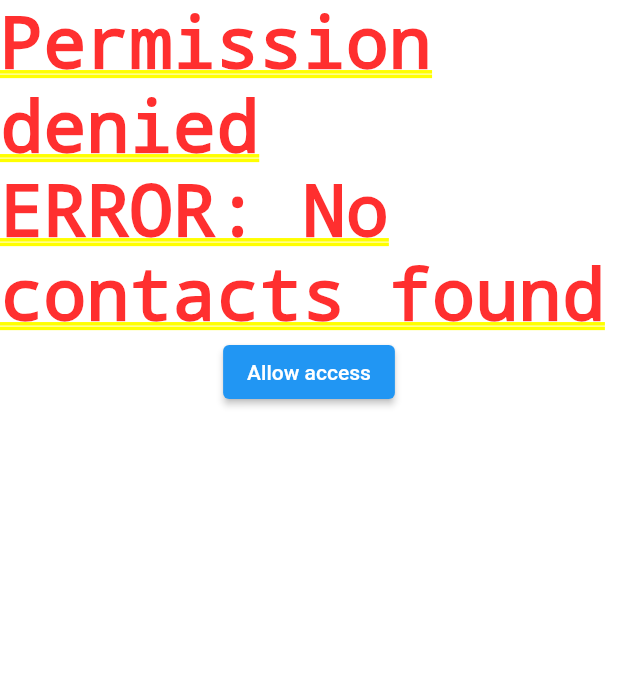
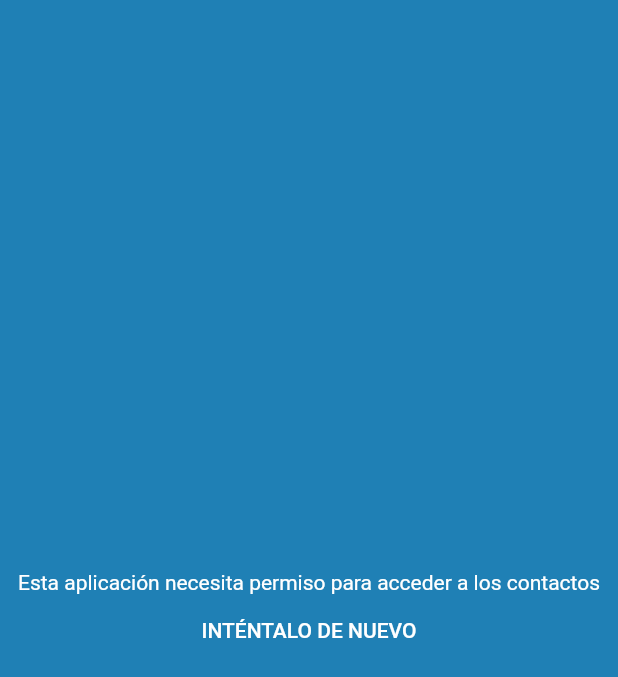
Before and after one commit to lefutray/tecpass, a Flutter app: the ContactsPage widget shown alone on an empty page, opened directly, on a phone screen of 412 x 824 dp. Shown: the top 677 px of the screen. Run offline on Flutter 3.47's test engine with Material 2 defaults, Android fonts, the light colour scheme and no system bars; our stand-ins replace animate_do, bloc, flutter_bloc, flutter_contacts, flutter_svg, fluttertoast and 3 more; missing offline and left inert: app_settings, flutter_sms; statements that could not run were skipped.

Commit message:
Permission handling for contact access & Portrait only on QR_CODE pages

```diff
--- a/lib/bloc/contacts/contacts_state.dart
+++ b/lib/bloc/contacts/contacts_state.dart
@@ -3,11 +3,6 @@
 abstract class ContactsState {}
 
 class ContactsInitial extends ContactsState {}
-
-class ContactsPermissionDenied extends ContactsState {
-  final error;
-  ContactsPermissionDenied(this.error);
-}
 
 class ContactsLoaded extends ContactsState {
   ContactsLoaded({
@@ -25,3 +20,9 @@
     );
   }
 }
+
+class ContactsPermissionDenied extends ContactsState {}
+
+class ContactsPermissionDeniedPermanently extends ContactsState {}
+
+class ContactsNotFound extends ContactsState {}
--- a/lib/views/visits/tabs/contacts.dart
+++ b/lib/views/visits/tabs/contacts.dart
@@ -1,10 +1,10 @@
+import 'package:flutter/material.dart';
+
 import 'package:animate_do/animate_do.dart';
-import 'package:flutter/material.dart';
-import 'package:flutter/services.dart';
 import 'package:flutter_bloc/flutter_bloc.dart';
-import 'package:flutter_contacts/flutter_contacts.dart';
-import 'package:flutter_sms/flutter_sms.dart';
-import 'package:fluttertoast/fluttertoast.dart';
+import 'package:app_settings/app_settings.dart';
+
+import 'package:tec_pass/helpers/sms.dart';
 import 'package:tec_pass/bloc/contacts/contacts_bloc.dart';
 import 'package:tec_pass/widgets/contact_widget.dart';
 
@@ -18,29 +18,34 @@
         switch (state.runtimeType) {
           case ContactsInitial:
             context.read<ContactsBloc>().add(ContactsLoad());
-            return Center(child: Text('Loading...'));
+            return Center(child: CircularProgressIndicator(color: Colors.white));
+          case ContactsLoaded:
+            return _LoadedContactsWidget(state as ContactsLoaded);
+          case ContactsNotFound:
+            return _NoContacts(state);
           case ContactsPermissionDenied:
-            return Column(
-              children: [
-                Center(child: Text('Permission denied\nERROR: ${(state as ContactsPermissionDenied).error}')),
-                ElevatedButton(
-                  onPressed: () async {
-                    final permitted = await FlutterContacts.requestPermission();
-                    if (permitted) {
-                      context.read<ContactsBloc>().add(ContactsLoad());
+            return _PermissionDenied(state);
+          case ContactsPermissionDeniedPermanently:
+            return _PermissionDenied(state);
+          default:
+            return Center(child: Text('The State ${state.runtimeType} was not recognized.'));
         }
       },
-                  child: Text('Allow access'),
-                ),
-              ],
     );
-          case ContactsLoaded:
-            state as ContactsLoaded; // tell flutter that this is a ContactsLoaded state
+  }
+}
+
+class _LoadedContactsWidget extends StatelessWidget {
+  const _LoadedContactsWidget(this.state, {Key? key}) : super(key: key);
+  final ContactsLoaded state;
+
+  @override
+  Widget build(BuildContext context) {
     return Scaffold(
       body: ListView.builder(
         itemCount: state.allContacts.length,
         itemBuilder: (BuildContext context, int index) {
-                  return FadeInLeft(
+          return FadeIn(
             duration: Duration(milliseconds: 300),
             child: ContactWidget(
               state.allContacts[index],
@@ -51,36 +56,71 @@
         },
       ),
       floatingActionButton: FloatingActionButton(
-                onPressed: () => _sendSMS(context.read<ContactsBloc>()),
+        onPressed: () => sendSMStoContacts(context.read<ContactsBloc>().state),
         child: Icon(Icons.send),
       ),
     );
-          default:
-            return Center(child: Text('The State ${state.runtimeType} was not recognized.'));
   }
+}
+
+class _NoContacts extends StatelessWidget {
+  const _NoContacts(this.state);
+  final ContactsState state;
+
+  @override
+  Widget build(BuildContext context) {
+    return Builder(
+      builder: (context) {
+        return Column(
+          mainAxisAlignment: MainAxisAlignment.center,
+          children: [
+            Center(
+              child: Text(
+                'ERROR: No hay contactos para mostrar.',
+                textAlign: TextAlign.center,
+                style: TextStyle(color: Colors.white),
+              ),
+            ),
+          ],
+        );
       },
     );
   }
+}
 
-  void _sendSMS(ContactsBloc contactsBloc) async {
-    if (contactsBloc.state is ContactsLoaded) {
-      Future<void> showError({PlatformException? error}) async {
-        await Fluttertoast.showToast(
-          timeInSecForIosWeb: 5,
-          toastLength: Toast.LENGTH_LONG,
-          msg: 'Ocurrió un error al enviar el mensaje.\nPor favor, inténtalo de nuevo. ${(error != null) ? '\n\nERROR: ${error.message}' : ''}',
+class _PermissionDenied extends StatelessWidget {
+  const _PermissionDenied(this.state);
+  final ContactsState state;
+
+  @override
+  Widget build(BuildContext context) {
+    return Column(
+      mainAxisAlignment: MainAxisAlignment.center,
+      children: [
+        Center(
+          child: Text(
+            'Esta aplicación necesita permiso para acceder a los contactos',
+            textAlign: TextAlign.center,
+            style: TextStyle(color: Colors.white),
+          ),
+        ),
+        TextButton(
+          child: Text(
+            'Inténtalo de nuevo'.toUpperCase(),
+            style: TextStyle(color: Colors.white),
+          ),
+          style: TextButton.styleFrom(
+            primary: Colors.grey,
+            shape: RoundedRectangleBorder(
+              borderRadius: BorderRadius.circular(50),
+            ),
+          ),
+          onPressed: () async {
+            if (state is ContactsPermissionDeniedPermanently) await AppSettings.openAppSettings();
+            context.read<ContactsBloc>().add(ContactsLoad());
+          },
+        ),
+      ],
     );
   }
-
-      final List<String> recipients = (contactsBloc.state as ContactsLoaded).selectedContacts.map((contact) => contact.phones.first.number).toList();
-      try {
-        final String? result = await sendSMS(message: 'Te invito a este lugar.', recipients: recipients);
-        if (result != null && result == 'Error sending sms') {
-          showError();
 }
-      } on PlatformException catch (error) {
-        showError(error: error);
-      }
-    }
-  }
-}
--- a/lib/views/visits/tabs/received.dart
+++ b/lib/views/visits/tabs/received.dart
@@ -1,5 +1,6 @@
+import 'package:flutter/material.dart';
+
 import 'package:animate_do/animate_do.dart';
-import 'package:flutter/material.dart';
 
 import 'package:tec_pass/models/invite.dart';
 import 'package:tec_pass/models/place.dart';
@@ -19,7 +20,7 @@
       body: ListView.builder(
         itemCount: 20,
         itemBuilder: (BuildContext context, int index) {
-          return FadeInLeft(
+          return FadeIn(
             duration: Duration(milliseconds: 500),
             child: widgets[index % 3],
           );
--- a/lib/views/visits/tabs/sent.dart
+++ b/lib/views/visits/tabs/sent.dart
@@ -1,5 +1,6 @@
+import 'package:flutter/material.dart';
+
 import 'package:animate_do/animate_do.dart';
-import 'package:flutter/material.dart';
 
 import 'package:tec_pass/models/invite.dart';
 import 'package:tec_pass/models/place.dart';
@@ -19,7 +20,7 @@
       body: ListView.builder(
         itemCount: 20,
         itemBuilder: (BuildContext context, int index) {
-          return FadeInLeft(
+          return FadeIn(
             duration: Duration(milliseconds: 500),
             child: widgets[index % 3],
           );
--- a/pubspec.yaml
+++ b/pubspec.yaml
@@ -24,6 +24,7 @@
   flutter:
     sdk: flutter
   animate_do: ^2.0.0
+  app_settings: ^4.1.1
   bloc: ^7.0.0
   cupertino_icons: ^1.0.2
   flutter_bloc: ^7.1.0
@@ -33,6 +34,7 @@
   fluttertoast: ^8.0.8
   font_awesome_flutter: ^9.1.0
   intl: ^0.17.0
+  permission_handler: ^8.1.4+2
   qr_flutter: ^4.0.0
 
 dev_dependencies:
```
Also changed, not shown: lib/bloc/contacts/contacts_bloc.dart (+24 -7 lines), lib/helpers/orientation.dart (added, +15 -0 lines), lib/helpers/sms.dart (added, +26 -0 lines), lib/views/access/access.dart (+30 -5 lines), pubspec.lock, 3 other files. Lines whose indentation alone changed are shown as unchanged.
